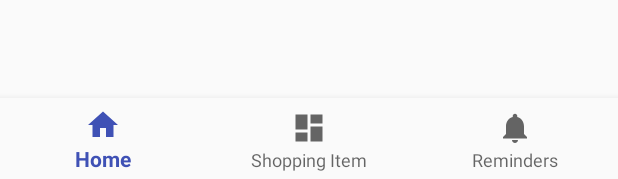
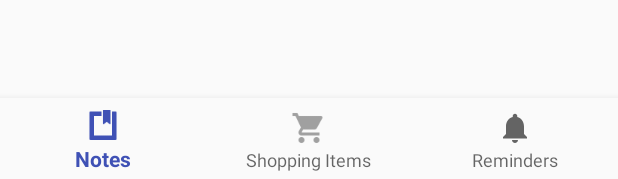
Before and after one commit to makeorbreak-io/fridgynote, an Android app: the layout activity_main.xml on its own in the app's theme, with its tools: preview values and no code run, on a phone screen of 412 x 824 dp. Shown: the part 1054-1233 px from the top of the screen. Run offline under Robolectric (Android 15) with nearby library versions, the phone set to English and light mode, and no system bars; network calls fail; Roboto replaces fonts that are not available here.

Commit message:
Last minute fixes

```diff
--- a/mobile/FridgyNote/app/src/main/java/com/bitsplease/fridgynote/activities/MainActivity.java
+++ b/mobile/FridgyNote/app/src/main/java/com/bitsplease/fridgynote/activities/MainActivity.java
@@ -55,7 +55,6 @@ public class MainActivity extends AppCompatActivity {
             FragmentTransaction fragmentTransaction = fragmentManager.beginTransaction();
             switch (item.getItemId()) {
                 case R.id.navigation_home:
-
                     NoteGroupFragment notesFragment = new NoteGroupFragment();
                     fragmentTransaction.replace(android.R.id.content,  notesFragment);
                     fragmentTransaction.commit();
@@ -85,6 +84,8 @@ public class MainActivity extends AppCompatActivity {
 
         NoteGroupFragment notesFragment = new NoteGroupFragment();
         fragmentTransaction.replace(android.R.id.content,  notesFragment);
+
+        setTitle("FridgyNote");
 
         fragmentTransaction.commit();
 
--- a/mobile/FridgyNote/app/src/main/res/menu/navigation.xml
+++ b/mobile/FridgyNote/app/src/main/res/menu/navigation.xml
@@ -3,12 +3,12 @@
 
     <item
         android:id="@+id/navigation_home"
-        android:icon="@drawable/ic_home_black_24dp"
+        android:icon="@android:drawable/ic_input_get"
         android:title="@string/title_home" />
 
     <item
         android:id="@+id/navigation_dashboard"
-        android:icon="@drawable/ic_dashboard_black_24dp"
+        android:icon="@drawable/ic_shopping"
         android:title="@string/title_shopping_item" />
 
     <item
--- a/mobile/FridgyNote/app/src/main/res/values/strings.xml
+++ b/mobile/FridgyNote/app/src/main/res/values/strings.xml
@@ -4,9 +4,9 @@
     <string name="password">Password</string>
     <string name="login">Login</string>
     <string name="title_activity_main">MainActivity</string>
-    <string name="title_home">Home</string>
+    <string name="title_home">Notes</string>
     <string name="title_dashboard">Dashboard</string>
-    <string name="title_shopping_item">Shopping Item</string>
+    <string name="title_shopping_item">Shopping Items</string>
     <string name="title_reminders">Reminders</string>
     <string name="title_notifications">Notifications</string>
     <string name="tag_id">Tag ID:</string>
```
Also changed, not shown: mobile/FridgyNote/app/src/main/java/com/bitsplease/fridgynote/activities/TagNotesActivity.java (+11 -0 lines), mobile/FridgyNote/app/src/main/res/drawable-hdpi/ic_list.png (added), mobile/FridgyNote/app/src/main/res/drawable-hdpi/ic_shopping.png (added), mobile/FridgyNote/app/src/main/res/drawable-mdpi/ic_list.png (added), mobile/FridgyNote/app/src/main/res/drawable-mdpi/ic_shopping.png (added), mobile/FridgyNote/app/src/main/res/drawable-xhdpi/ic_list.png (added), mobile/FridgyNote/app/src/main/res/drawable-xhdpi/ic_shopping.png (added), mobile/FridgyNote/app/src/main/res/drawable-xxhdpi/ic_list.png (added), mobile/FridgyNote/app/src/main/res/drawable-xxhdpi/ic_shopping.png (added), 1 other file.
